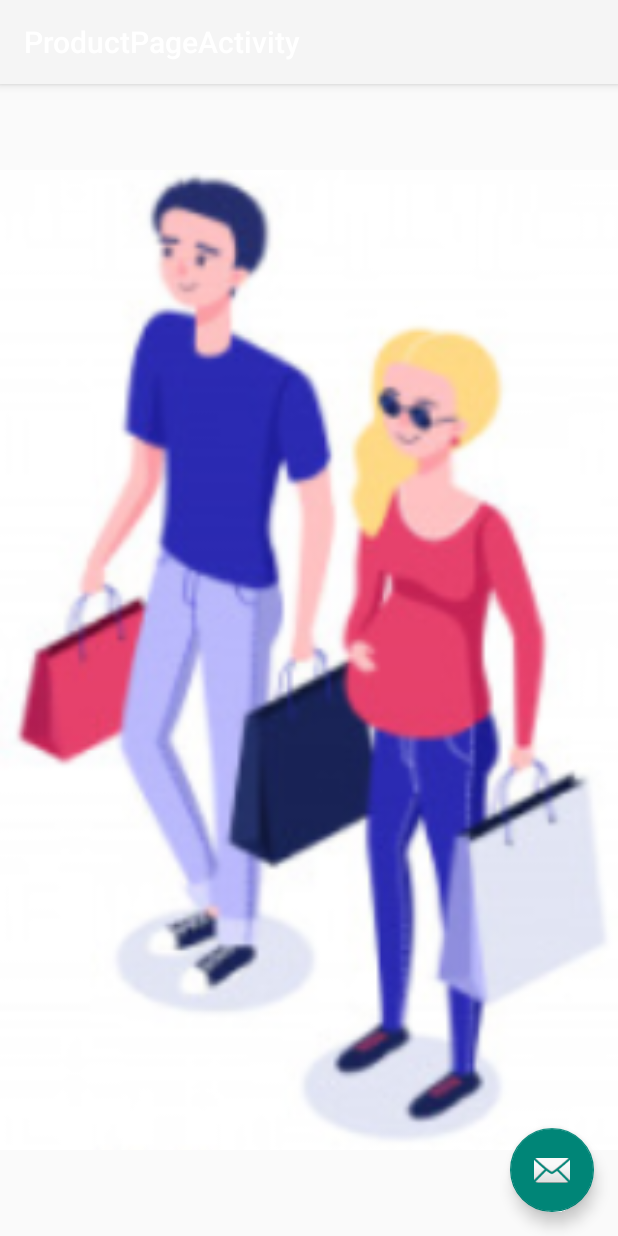
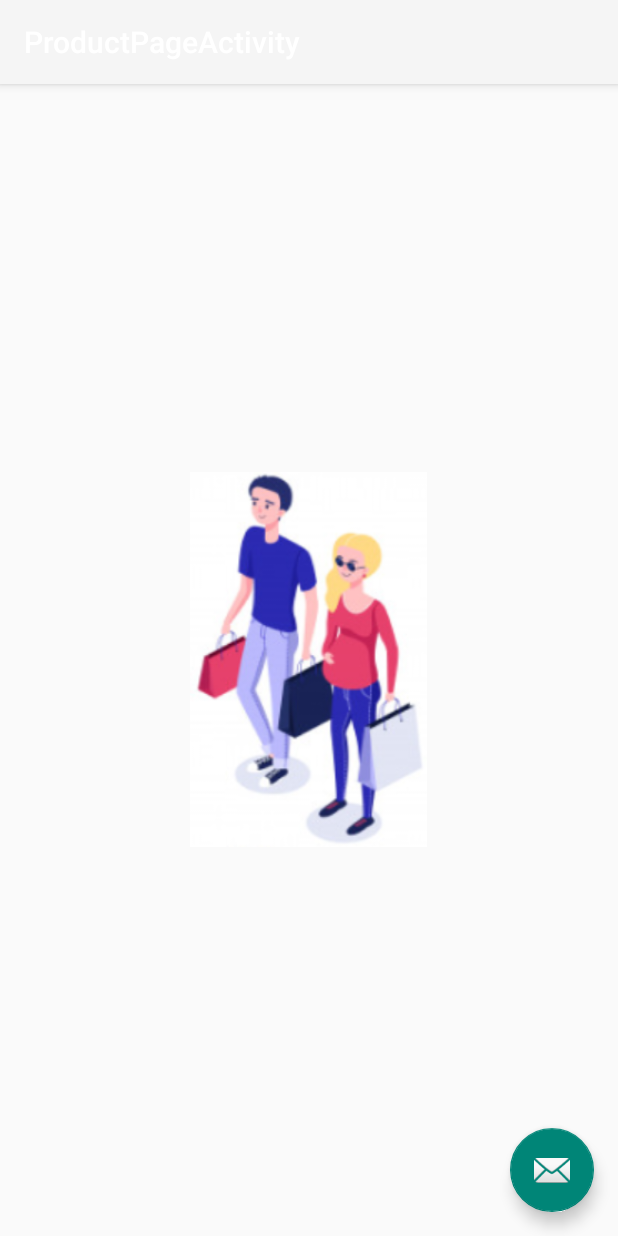
Before and after one commit to kirstenhipolito/hanapp_hackathon, an Android app: the ProductPageActivity screen opened directly, with no data from a screen before it, on a phone screen of 412 x 824 dp. Run offline under Robolectric (Android 15) with nearby library versions, the phone set to English and light mode, and no system bars; 1 statement that could not run was skipped.

Commit message:
product layout

```diff
--- a/Hanapp/app/src/main/AndroidManifest.xml
+++ b/Hanapp/app/src/main/AndroidManifest.xml
@@ -32,7 +32,13 @@
             android:name="com.google.android.gms.vision.DEPENDENCIES"
             android:value="barcode" />
 
-        <activity android:name=".LoginActivity" />
+        <activity android:name=".LoginActivity" >
+            <intent-filter>
+                <action android:name="android.intent.action.MAIN" />
+
+                <category android:name="android.intent.category.LAUNCHER" />
+            </intent-filter>
+        </activity>
 
         <activity
             android:name=".CameraActivity"
@@ -42,13 +48,8 @@
             android:windowSoftInputMode="adjustNothing" />
         <activity
             android:name=".HomeActivity"
-            android:windowSoftInputMode="adjustNothing" >
-            <intent-filter>
-                <action android:name="android.intent.action.MAIN" />
+            android:windowSoftInputMode="adjustNothing" />
 
-                <category android:name="android.intent.category.LAUNCHER" />
-            </intent-filter>
-        </activity>
 
     </application>
 
--- a/Hanapp/app/src/main/java/com/hanapp/HomeActivity.java
+++ b/Hanapp/app/src/main/java/com/hanapp/HomeActivity.java
@@ -69,7 +69,7 @@ public class HomeActivity extends AppCompatActivity
         settings_btn = (ImageButton) navigationView.findViewById(R.id.settings);
         logout_btn = (ImageButton) navigationView.findViewById(R.id.logout);
 
-        setContentView(R.layout.activity_home);
+//        setContentView(R.layout.activity_home);
 
         gridview = (GridView) findViewById(R.id.gridview);
         gridview.setAdapter(new ImageAdapter(this));
--- a/Hanapp/app/src/main/res/layout/content_product_page.xml
+++ b/Hanapp/app/src/main/res/layout/content_product_page.xml
@@ -12,11 +12,21 @@
         xmlns:android="http://schemas.android.com/apk/res/android"
         android:layout_width="match_parent"
         android:layout_height="match_parent"
-        android:orientation="vertical" >
+        android:orientation="vertical"
+        android:paddingLeft="@dimen/login_horizontal_margin"
+        android:paddingTop="@dimen/login_vertical_margin"
+        android:paddingRight="@dimen/login_horizontal_margin"
+        android:paddingBottom="@dimen/login_vertical_margin"
+        android:gravity="center">
 
-        <ImageView android:id="@+id/product_image"
-            android:layout_width="fill_parent"
-            android:layout_height="fill_parent"/>
+        <ImageView
+            android:id="@+id/product_image"
+            android:layout_width="350dp"
+            android:layout_height="250dp"
+            android:gravity="center"
+            app:layout_constraintEnd_toEndOf="parent"
+            app:layout_constraintHorizontal_bias="0.547"
+            app:layout_constraintStart_toStartOf="parent"/>
 
     </LinearLayout>
 
```
